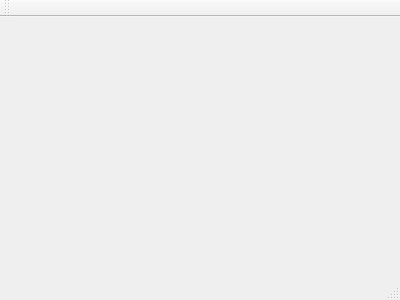
Qt form mainwindow.ui (neon1ks/neuro) before a commit.
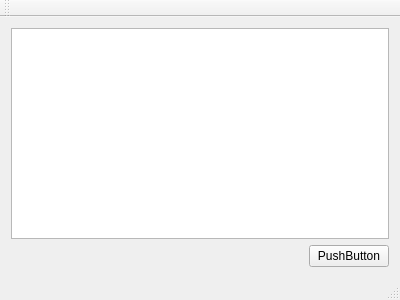
The same form after that commit.

Commit message: Добавлена форма

```diff
--- a/mainwindow.ui
+++ b/mainwindow.ui
@@ -12,13 +12,58 @@
   <property name="windowTitle" >
    <string>MainWindow</string>
   </property>
-  <widget class="QMenuBar" name="menuBar" />
-  <widget class="QToolBar" name="mainToolBar" />
-  <widget class="QWidget" name="centralWidget" />
-  <widget class="QStatusBar" name="statusBar" />
+  <widget class="QWidget" name="centralWidget">
+   <layout class="QVBoxLayout" name="verticalLayout">
+    <item>
+     <widget class="QTextBrowser" name="textBrowser"/>
+    </item>
+    <item>
+     <layout class="QHBoxLayout" name="horizontalLayout">
+      <item>
+       <spacer name="horizontalSpacer">
+        <property name="orientation">
+         <enum>Qt::Horizontal</enum>
+        </property>
+        <property name="sizeHint" stdset="0">
+         <size>
+          <width>40</width>
+          <height>20</height>
+         </size>
+        </property>
+       </spacer>
+      </item>
+      <item>
+       <widget class="QPushButton" name="pushButton">
+        <property name="text">
+         <string>PushButton</string>
+        </property>
+       </widget>
+      </item>
+     </layout>
+    </item>
+   </layout>
+  </widget>
+  <widget class="QMenuBar" name="menuBar">
+   <property name="geometry">
+    <rect>
+     <x>0</x>
+     <y>0</y>
+     <width>400</width>
+     <height>22</height>
+    </rect>
+   </property>
+  </widget>
+  <widget class="QToolBar" name="mainToolBar">
+   <attribute name="toolBarArea">
+    <enum>TopToolBarArea</enum>
+   </attribute>
+   <attribute name="toolBarBreak">
+    <bool>false</bool>
+   </attribute>
+  </widget>
+  <widget class="QStatusBar" name="statusBar"/>
  </widget>
- <layoutDefault spacing="6" margin="11" />
- <pixmapfunction></pixmapfunction>
+ <layoutdefault spacing="6" margin="11"/>
  <resources/>
  <connections/>
 </ui>
```
Left out of the diff: 7 changed lines with no effect on the pictures. The commit also changes 2 other files.
